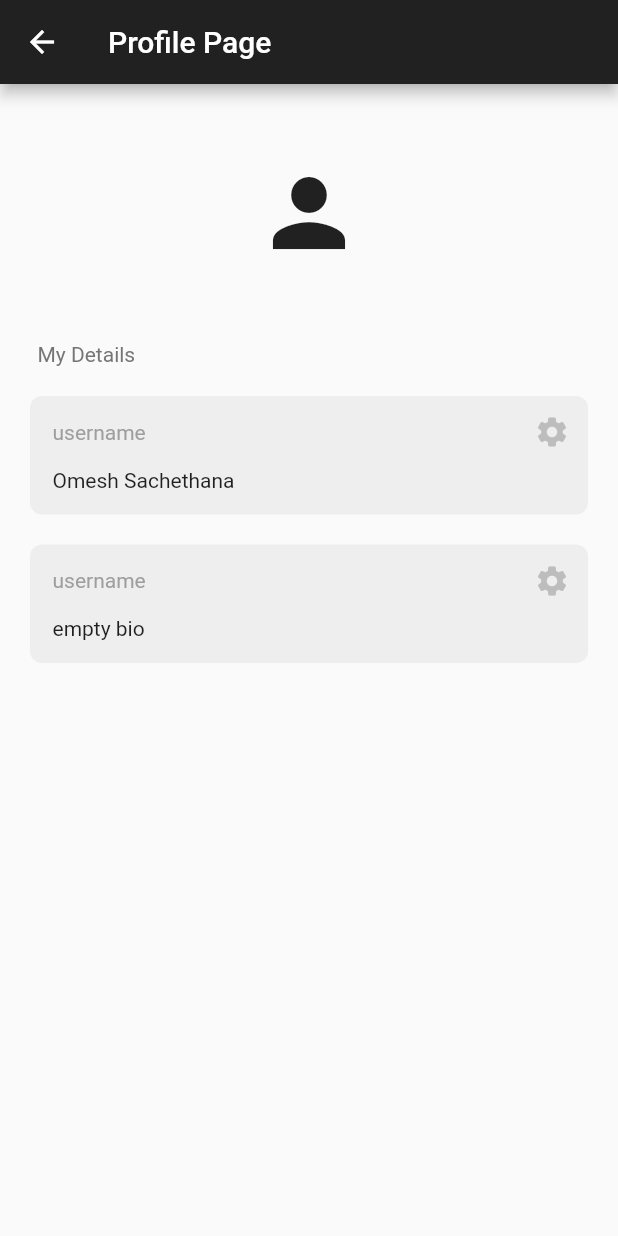
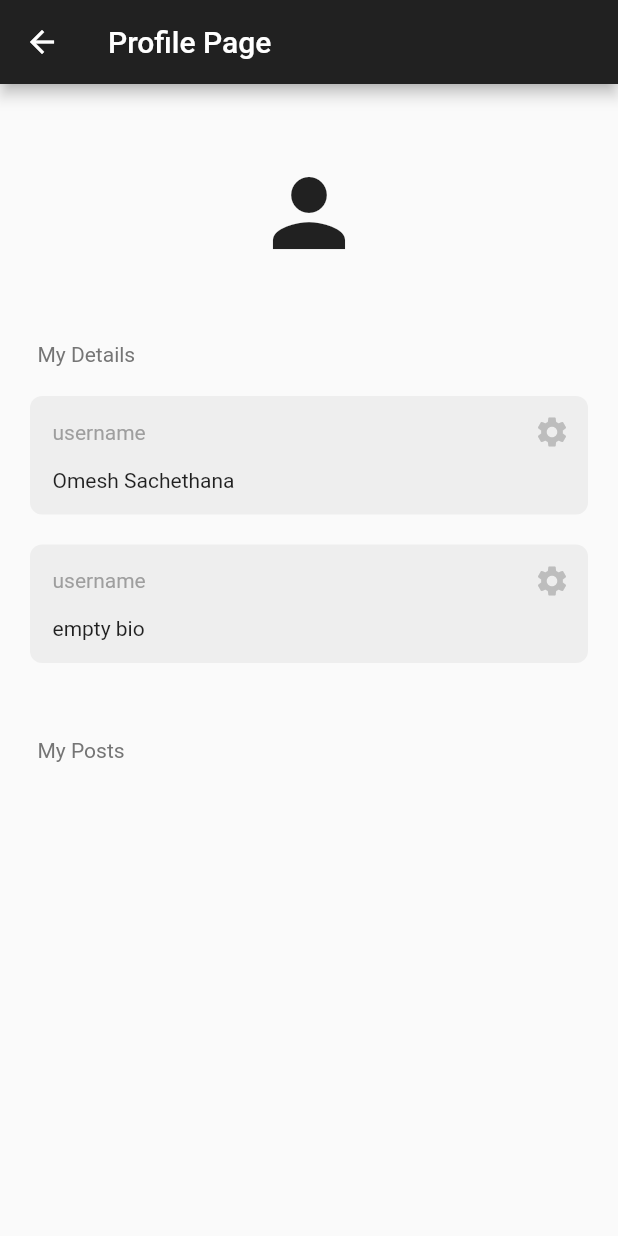
Before and after one commit to OmeshSachethana/UEE_Project, a Flutter app: the ProfilePage screen opened directly, on a phone screen of 412 x 824 dp. Run offline on Flutter 3.47's test engine with Material 2 defaults, Android fonts, the phone set to English and light mode, and no system bars; our stand-ins replace firebase_auth, firebase_core, google_sign_in; accounts and stored records are empty.

Commit message:
updated profile page

```diff
--- a/lib/pages/profile_page.dart
+++ b/lib/pages/profile_page.dart
@@ -49,10 +49,19 @@ class _ProfilePageState extends State<ProfilePage> {
           MyTextBox(
             text: 'empty bio',
             sectionName: 'username',
-            onPressed: () => editField('username'),
+            onPressed: () => editField('bio'),
           ),
 
+          const SizedBox(height: 50),
+
           //user posts
+          Padding(
+            padding: const EdgeInsets.only(left: 25.0),
+            child: Text(
+              'My Posts',
+              style: TextStyle(color: Colors.grey[600]),
+            ),
+          ),
         ],
       ),
     );
```
